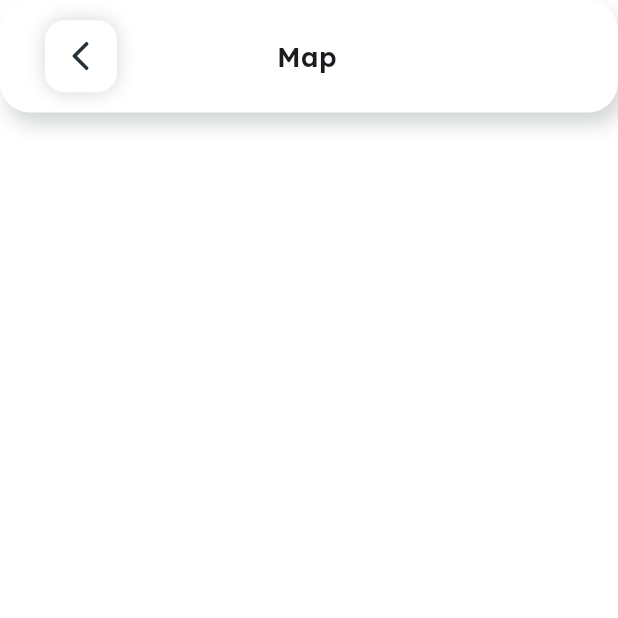
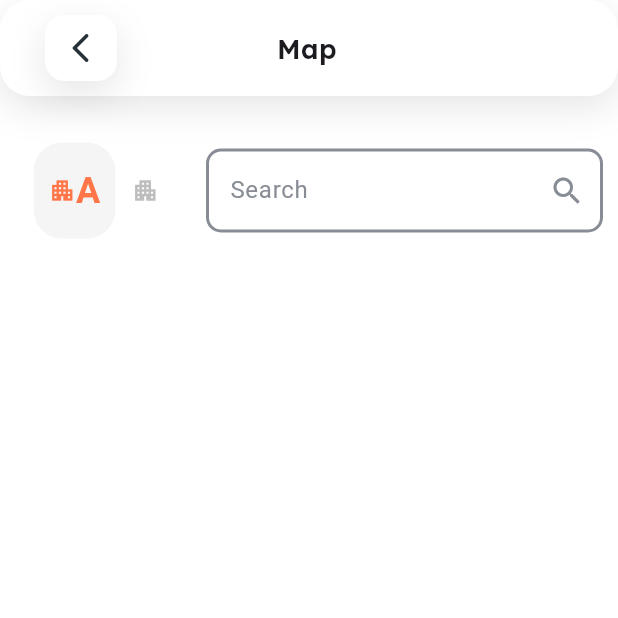
Before and after one commit to kyrolles/AIET_APP_Phase1, a Flutter app: the MapScreen screen opened directly, on a phone screen of 412 x 824 dp, the top half of it. Run offline on Flutter 3.47's test engine with Material 3 defaults, Android fonts, the phone set to English and light mode, and no system bars; drawn by our look-alikes of google_nav_bar; our stand-ins replace flutter_svg; project files that could hold a hidden picture were left out.

Commit message:
map A B building & search bar

```diff
--- a/lib/components/activities.dart
+++ b/lib/components/activities.dart
@@ -5,6 +5,6 @@ class Activities extends StatelessWidget {
 
   @override
   Widget build(BuildContext context) {
-    return Scaffold();
+    return const Scaffold();
   }
 }
--- a/lib/components/title_bar.dart
+++ b/lib/components/title_bar.dart
@@ -1,4 +1,5 @@
 import 'package:flutter/material.dart';
+import 'package:graduation_project/constants.dart';
 
 class TitleBar extends StatelessWidget {
   const TitleBar(
@@ -13,20 +14,12 @@ class TitleBar extends StatelessWidget {
   @override
   Widget build(BuildContext context) {
     return Container(
+      margin: const EdgeInsets.only(bottom: 30.0),
       padding: const EdgeInsets.all(10.0),
-      height: 75.0,
+      height: 64.0,
       decoration: BoxDecoration(
         borderRadius: BorderRadius.circular(20.0),
-        boxShadow: [
-          //this boxShadow handle the shadow around the hole bar
-          BoxShadow(
-            color: const Color(0XFF263238)
-                .withOpacity(0.2), //the color of the shadow
-            blurRadius: 10,
-            offset: const Offset(
-                4, 8), //this numbers specify the location of the shadow
-          )
-        ],
+        boxShadow: kShadow,
         color: Colors.white,
       ),
       child: Row(
@@ -35,16 +28,7 @@ class TitleBar extends StatelessWidget {
           Container(
             margin: const EdgeInsets.only(left: 20),
             decoration: BoxDecoration(
-              boxShadow: [
-                //this boxShadow handle the shadow around the button on the left
-                BoxShadow(
-                  color: const Color(0XFF263238)
-                      .withOpacity(0.2), //the color of the shadow
-                  blurRadius: 10,
-                  offset: const Offset(
-                      0, 0), //this numbers specify the location of the shadow
-                )
-              ],
+              boxShadow: kShadow,
               color: Colors.white,
               borderRadius: BorderRadius.circular(13.0),
             ),
--- a/lib/constants.dart
+++ b/lib/constants.dart
@@ -2,14 +2,23 @@ import 'package:flutter/material.dart';
 
 Color kPrimary = const Color(0XFF3DB2FF);
 
+const kShadow = [
+  //this boxShadow handle the shadow around the button on the left
+  BoxShadow(
+    color: Color(0X19000000), //the color of the shadow
+    blurRadius: 20,
+    offset: Offset(0, 8), //this numbers specify the location of the shadow
+  )
+];
+
 const kTextFeildInputDecoration = InputDecoration(
-  fillColor: Color(0XFFE4F4FF),
+  fillColor: Color(0XFFE4F4FF), //background color
   filled: true,
   suffixIcon: Icon(Icons.search),
-  suffixIconColor: Color(0XFF888C94),
+  suffixIconColor: Color(0XFF888C94), //icon color
   hintText: 'Search',
   hintStyle: TextStyle(
-    color: Color(0XFF888C94),
+    color: Color(0XFF888C94), // text color in the textfield
   ),
   border: OutlineInputBorder(
     borderRadius: BorderRadius.all(
--- a/lib/main.dart
+++ b/lib/main.dart
@@ -1,6 +1,6 @@
 import 'package:flutter/material.dart';
 import 'package:graduation_project/screens/map_screen.dart';
-import 'package:graduation_project/screens/splash_screen.dart';
+// import 'package:graduation_project/screens/splash_screen.dart';
 
 void main() {
   runApp(const AIET());
@@ -16,7 +16,7 @@ class AIET extends StatelessWidget {
         scaffoldBackgroundColor: Colors.white,
       ),
       debugShowCheckedModeBanner: false,
-      home: const SplashScreen(),
+      home: const MapScreen(),
     );
   }
 }
--- a/lib/screens/map_screen.dart
+++ b/lib/screens/map_screen.dart
@@ -1,4 +1,5 @@
 import 'package:flutter/material.dart';
+import 'package:google_nav_bar/google_nav_bar.dart';
 import 'package:graduation_project/components/title_bar.dart';
 
 class MapScreen extends StatefulWidget {
@@ -9,16 +10,98 @@ class MapScreen extends StatefulWidget {
 }
 
 class _MapScreenState extends State<MapScreen> {
+  void Function(int)? onTabChange;
   @override
   Widget build(BuildContext context) {
-    return const Scaffold(
+    return Scaffold(
       body: SafeArea(
-        child: Column(
+        child: ListView(
           children: [
-            TitleBar(
+            const TitleBar(
               title: 'Map',
               rightSpace: 5,
               leftSpace: 3,
+            ),
+            Row(
+              children: [
+                Expanded(
+                  flex: 1,
+                  child: GNav(
+                    padding: const EdgeInsets.symmetric(
+                        horizontal: 10.0, vertical: 15.0),
+                    iconSize: 18,
+                    color: Colors.grey[400], // unselected icon color
+                    activeColor:
+                        const Color(0XFFFF7648), // selected icon and text color
+                    tabActiveBorder: Border.all(color: Colors.white),
+                    tabBackgroundColor: Colors.grey.shade100,
+                    mainAxisAlignment: MainAxisAlignment.center,
+                    tabBorderRadius: 20,
+                    // onTabChange: (value) {},
+                    tabs: const [
+                      GButton(
+                        icon: Icons.apartment,
+                        text: 'A',
+                        textStyle: TextStyle(
+                            fontWeight: FontWeight.bold,
+                            fontSize: 24,
+                            color: Color(0XFFFF7648)),
+                      ),
+                      GButton(
+                        icon: Icons.apartment,
+                        text: 'B',
+                        textStyle: TextStyle(
+                            fontWeight: FontWeight.bold,
+                            fontSize: 24,
+                            color: Color(0XFFFF7648)),
+                      )
+                    ],
+                  ),
+                ),
+                Expanded(
+                  flex: 2,
+                  child: Container(
+                    padding: const EdgeInsets.only(right: 10.0),
+                    child: TextField(
+                      style: const TextStyle(
+                        color: Colors.black,
+                      ),
+                      decoration: InputDecoration(
+                        enabledBorder: OutlineInputBorder(
+                          //border color
+                          borderSide: const BorderSide(
+                              color: Color(0XFF888C94), width: 2),
+                          borderRadius: BorderRadius.circular(10),
+                        ),
+                        focusedBorder: OutlineInputBorder(
+                          //border color when search is pressed
+                          borderSide: const BorderSide(
+                            color: Color(0XFF888C94),
+                            width: 2,
+                          ),
+                          borderRadius: BorderRadius.circular(10),
+                        ),
+                        fillColor: Colors.white, //background color
+                        filled: true,
+                        suffixIcon: const Icon(Icons.search),
+                        suffixIconColor: const Color(0XFF888C94), //icon color
+                        hintText: 'Search',
+                        hintStyle: const TextStyle(
+                          color:
+                              Color(0XFF888C94), // text color in the textfield
+                        ),
+                        border: const OutlineInputBorder(
+                          borderRadius: BorderRadius.all(
+                            Radius.circular(10.0),
+                          ),
+                          borderSide: BorderSide.none,
+                        ),
+                      ),
+                      onChanged: (value) {},
+                    ),
+                  ),
+                ),
+              ],
             ),
           ],
         ),
--- a/lib/screens/splash_screen.dart
+++ b/lib/screens/splash_screen.dart
@@ -36,7 +36,7 @@ class _SplashScreenState extends State<SplashScreen>
   @override
   Widget build(BuildContext context) {
     return Scaffold(
-      backgroundColor: Color(0XFF3DB2FF),
+      backgroundColor: const Color(0XFF3DB2FF),
       body: Center(
         child: Stack(
           alignment: Alignment.center,
--- a/pubspec.yaml
+++ b/pubspec.yaml
@@ -36,6 +36,7 @@ dependencies:
   # Use with the CupertinoIcons class for iOS style icons.
   cupertino_icons: ^1.0.8
   flutter_svg: ^2.0.10+1
+  google_nav_bar: ^5.0.6
 
 dev_dependencies:
   flutter_test:
```
Also changed, not shown: pubspec.lock.
